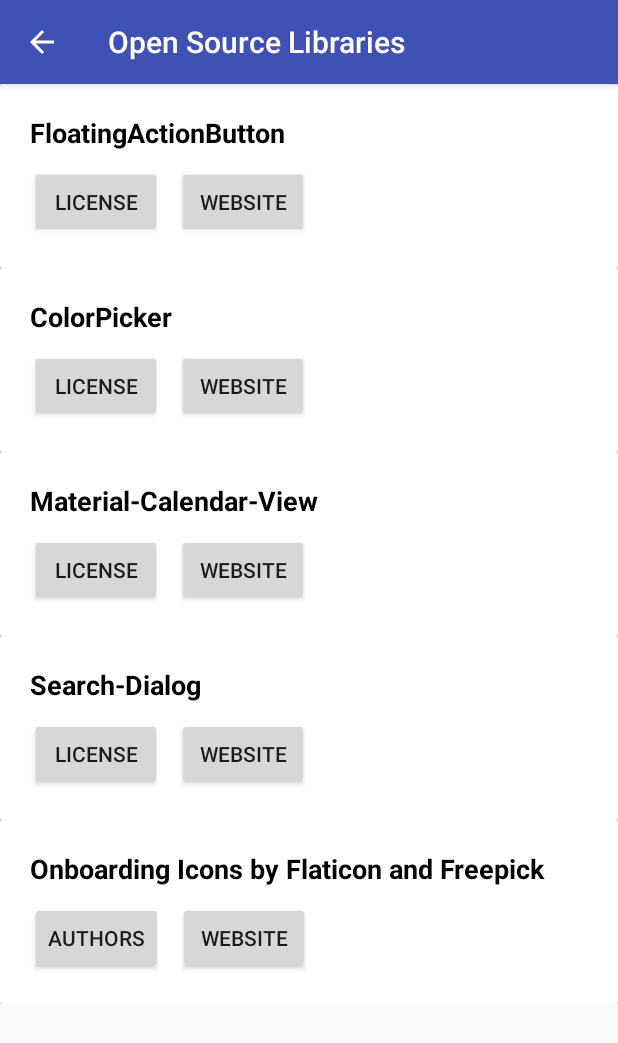
After one commit to vibindi/my-college-planner-app, an Android app: the LibraryActivity screen opened directly, with no data from a screen before it, on a phone screen of 412 x 824 dp. The commit adds this screen. Shown: the top 1043 px of the screen. Run offline under Robolectric (Android 15) with nearby library versions, the light colour scheme and no system bars.

Commit message:
Added Open Source Library Info

```diff
--- a/app/src/main/AndroidManifest.xml
+++ b/app/src/main/AndroidManifest.xml
@@ -12,7 +12,8 @@
         android:roundIcon="@mipmap/ic_temp_logo_round"
         android:supportsRtl="true"
         android:theme="@style/splashScreenTheme">
-        <activity android:name=".addContentClasses.AddPortalActivity"></activity>
+        <activity android:name=".LibraryActivity"></activity>
+        <activity android:name=".addContentClasses.AddPortalActivity" />
         <activity android:name=".MainActivity" />
         <activity android:name=".addContentClasses.AddRecActivity" />
         <activity android:name=".addContentClasses.AddCounselorActivity" />
--- /dev/null
+++ b/app/src/main/java/com/bindi/collegeplanner/LibraryActivity.java
@@ -0,0 +1,146 @@
+package com.bindi.collegeplanner;
+
+import androidx.appcompat.app.AppCompatActivity;
+
+import android.content.Intent;
+import android.net.Uri;
+import android.os.Bundle;
+import android.view.MenuItem;
+import android.view.View;
+import android.widget.Button;
+
+import com.bindi.collegeplanner.databaseClasses.Globals;
+import com.google.android.material.button.MaterialButton;
+
+public class LibraryActivity extends AppCompatActivity {
+
+    Globals globals = Globals.getInstance();
+
+    Button fabLicense;
+    Button fabWebsite;
+
+    Button colorpickerLicense;
+    Button colorpickerWebsite;
+
+    Button materialviewLicense;
+    Button materialviewWebsite;
+
+    Button searchdialogLicense;
+    Button searchdialogWebsite;
+
+    Button flaticonLicense;
+    Button flaticonWebsite;
+
+    @Override
+    protected void onCreate(Bundle savedInstanceState) {
+        super.onCreate(savedInstanceState);
+        setTheme(R.style.DarkAppTheme);
+        setContentView(R.layout.activity_os_lib);
+        getSupportActionBar().setDisplayHomeAsUpEnabled(true);
+        setTitle("Open Source Libraries");
+
+        fabLicense = findViewById(R.id.fablicense);
+        fabLicense.setOnClickListener(new View.OnClickListener() {
+            @Override
+            public void onClick(View view) {
+                Uri uriUrl = Uri.parse("https://github.com/Clans/FloatingActionButton/blob/master/LICENSE");
+                Intent launchBrowser = new Intent(Intent.ACTION_VIEW, uriUrl);
+                startActivity(launchBrowser);
+            }
+        });
+        fabWebsite = findViewById(R.id.fabwebsite);
+        fabWebsite.setOnClickListener(new View.OnClickListener() {
+            @Override
+            public void onClick(View view) {
+                Uri uriUrl = Uri.parse("https://github.com/Clans/FloatingActionButton");
+                Intent launchBrowser = new Intent(Intent.ACTION_VIEW, uriUrl);
+                startActivity(launchBrowser);
+            }
+        });
+
+        colorpickerLicense = findViewById(R.id.colorpickerlicense);
+        colorpickerLicense.setOnClickListener(new View.OnClickListener() {
+            @Override
+            public void onClick(View view) {
+                Uri uriUrl = Uri.parse("https://github.com/jaredrummler/ColorPicker/blob/master/LICENSE");
+                Intent launchBrowser = new Intent(Intent.ACTION_VIEW, uriUrl);
+                startActivity(launchBrowser);
+            }
+        });
+        colorpickerWebsite = findViewById(R.id.colorpickerwebsite);
+        colorpickerWebsite.setOnClickListener(new View.OnClickListener() {
+            @Override
+            public void onClick(View view) {
+                Uri uriUrl = Uri.parse("https://github.com/jaredrummler/ColorPicker");
+                Intent launchBrowser = new Intent(Intent.ACTION_VIEW, uriUrl);
+                startActivity(launchBrowser);
+            }
+        });
+
+        materialviewLicense = findViewById(R.id.materialcalendarviewlicense);
+        materialviewLicense.setOnClickListener(new View.OnClickListener() {
+            @Override
+            public void onClick(View view) {
+                Uri uriUrl = Uri.parse("https://github.com/Applandeo/Material-Calendar-View/blob/master/LICENSE.md");
+                Intent launchBrowser = new Intent(Intent.ACTION_VIEW, uriUrl);
+                startActivity(launchBrowser);
+            }
+        });
+        materialviewWebsite = findViewById(R.id.materialcalendarviewwebsite);
+        materialviewWebsite.setOnClickListener(new View.OnClickListener() {
+            @Override
+            public void onClick(View view) {
+                Uri uriUrl = Uri.parse("https://github.com/Applandeo/Material-Calendar-View");
+                Intent launchBrowser = new Intent(Intent.ACTION_VIEW, uriUrl);
+                startActivity(launchBrowser);
+            }
+        });
+
+        searchdialogLicense = findViewById(R.id.searchdialoglicense);
+        searchdialogLicense.setOnClickListener(new View.OnClickListener() {
+            @Override
+            public void onClick(View view) {
+                Uri uriUrl = Uri.parse("https://github.com/mirrajabi/search-dialog/blob/master/LICENSE.md");
+                Intent launchBrowser = new Intent(Intent.ACTION_VIEW, uriUrl);
+                startActivity(launchBrowser);
+            }
+        });
+        searchdialogWebsite = findViewById(R.id.searchdialogwebsite);
+        searchdialogWebsite.setOnClickListener(new View.OnClickListener() {
+            @Override
+            public void onClick(View view) {
+                Uri uriUrl = Uri.parse("https://github.com/mirrajabi/search-dialog");
+                Intent launchBrowser = new Intent(Intent.ACTION_VIEW, uriUrl);
+                startActivity(launchBrowser);
+            }
+        });
+
+        flaticonLicense = findViewById(R.id.flaticonlicense);
+        flaticonLicense.setOnClickListener(new View.OnClickListener() {
+            @Override
+            public void onClick(View view) {
+                Uri uriUrl = Uri.parse("https://www.flaticon.com/authors/freepik");
+                Intent launchBrowser = new Intent(Intent.ACTION_VIEW, uriUrl);
+                startActivity(launchBrowser);
+            }
+        });
+        flaticonWebsite = findViewById(R.id.flaticonwebsite);
+        flaticonWebsite.setOnClickListener(new View.OnClickListener() {
+            @Override
+            public void onClick(View view) {
+                Uri uriUrl = Uri.parse("https://www.flaticon.com/");
+                Intent launchBrowser = new Intent(Intent.ACTION_VIEW, uriUrl);
+                startActivity(launchBrowser);
+            }
+        });
+
+    }
+
+    @Override
+    public boolean onOptionsItemSelected(MenuItem item) {
+        if (item.getItemId() == android.R.id.home) {
+            onBackPressed();
+        }
+        return super.onOptionsItemSelected(item);
+    }
+}
--- a/app/src/main/java/com/bindi/collegeplanner/SettingsActivity.java
+++ b/app/src/main/java/com/bindi/collegeplanner/SettingsActivity.java
@@ -111,6 +111,16 @@
                 }
             });
 
+            Preference openSourcePreference = findPreference("key_os_libraries");
+            openSourcePreference.setOnPreferenceClickListener(new Preference.OnPreferenceClickListener() {
+                @Override
+                public boolean onPreferenceClick(Preference preference) {
+                    Intent intent = new Intent(getActivity(), LibraryActivity.class);
+                    startActivity(intent);
+                    return true;
+                }
+            });
+
         }
     }
 
--- /dev/null
+++ b/app/src/main/res/layout/activity_os_lib.xml
@@ -0,0 +1,255 @@
+<?xml version="1.0" encoding="utf-8"?>
+<RelativeLayout xmlns:android="http://schemas.android.com/apk/res/android"
+    xmlns:app="http://schemas.android.com/apk/res-auto"
+    xmlns:tools="http://schemas.android.com/tools"
+    android:layout_width="match_parent"
+    android:layout_height="match_parent"
+    tools:context=".LibraryActivity">
+
+    <androidx.core.widget.NestedScrollView
+        android:layout_width="match_parent"
+        android:layout_height="match_parent">
+
+        <RelativeLayout
+            android:layout_width="match_parent"
+            android:layout_height="match_parent">
+
+            <androidx.cardview.widget.CardView
+                android:layout_width="match_parent"
+                android:layout_height="wrap_content"
+                android:id="@+id/fabcard"
+                android:background="@android:color/white">
+
+                <RelativeLayout
+                    android:layout_width="match_parent"
+                    android:layout_height="match_parent">
+
+                    <TextView
+                        android:layout_width="wrap_content"
+                        android:layout_height="wrap_content"
+                        android:text="FloatingActionButton"
+                        android:textStyle="bold"
+                        android:textColor="@android:color/black"
+                        android:layout_marginTop="20dp"
+                        android:layout_marginLeft="20dp"
+                        android:id="@+id/fabtitle"
+                        android:textSize="18sp"/>
+
+                    <Button
+                        android:layout_width="wrap_content"
+                        android:layout_height="wrap_content"
+                        android:layout_below="@id/fabtitle"
+                        android:layout_marginTop="10dp"
+                        android:layout_marginBottom="20dp"
+                        android:text="License"
+                        android:id="@+id/fablicense"
+                        android:layout_marginLeft="20dp"/>
+
+                    <Button
+                        android:layout_width="wrap_content"
+                        android:layout_height="wrap_content"
+                        android:layout_toRightOf="@+id/fablicense"
+                        android:layout_below="@+id/fabtitle"
+                        android:layout_marginTop="10dp"
+                        android:layout_marginBottom="20dp"
+                        android:text="Website"
+                        android:id="@+id/fabwebsite"
+                        android:layout_marginLeft="10dp"/>
+
+                </RelativeLayout>
+
+            </androidx.cardview.widget.CardView>
+
+            <androidx.cardview.widget.CardView
+                android:layout_width="match_parent"
+                android:layout_height="wrap_content"
+                android:layout_below="@id/fabcard"
+                android:id="@+id/colorpickercard"
+                android:background="@android:color/white">
+
+                <RelativeLayout
+                    android:layout_width="match_parent"
+                    android:layout_height="match_parent">
+
+                    <TextView
+                        android:layout_width="wrap_content"
+                        android:layout_height="wrap_content"
+                        android:text="ColorPicker"
+                        android:textStyle="bold"
+                        android:textColor="@android:color/black"
+                        android:layout_marginTop="20dp"
+                        android:layout_marginLeft="20dp"
+                        android:id="@+id/colorpickertitle"
+                        android:textSize="18sp"/>
+
+                    <Button
+                        android:layout_width="wrap_content"
+                        android:layout_height="wrap_content"
+                        android:layout_below="@id/colorpickertitle"
+                        android:layout_marginTop="10dp"
+                        android:layout_marginBottom="20dp"
+                        android:text="License"
+                        android:id="@+id/colorpickerlicense"
+                        android:layout_marginLeft="20dp"/>
+
+                    <Button
+                        android:layout_width="wrap_content"
+                        android:layout_height="wrap_content"
+                        android:layout_toRightOf="@+id/colorpickerlicense"
+                        android:layout_below="@+id/colorpickertitle"
+                        android:layout_marginTop="10dp"
+                        android:layout_marginBottom="20dp"
+                        android:text="Website"
+                        android:id="@+id/colorpickerwebsite"
+                        android:layout_marginLeft="10dp"/>
+
+                </RelativeLayout>
+
+            </androidx.cardview.widget.CardView>
+
+            <androidx.cardview.widget.CardView
+                android:layout_width="match_parent"
+                android:layout_height="wrap_content"
+                android:layout_below="@id/colorpickercard"
+                android:id="@+id/materialcalendarviewcard"
+                android:background="@android:color/white">
+
+                <RelativeLayout
+                    android:layout_width="match_parent"
+                    android:layout_height="match_parent">
+
+                    <TextView
+                        android:layout_width="wrap_content"
+                        android:layout_height="wrap_content"
+                        android:text="Material-Calendar-View"
+                        android:textStyle="bold"
+                        android:textColor="@android:color/black"
+                        android:layout_marginTop="20dp"
+                        android:layout_marginLeft="20dp"
+                        android:id="@+id/materialcalendarviewtitle"
+                        android:textSize="18sp"/>
+
+                    <Button
+                        android:layout_width="wrap_content"
+                        android:layout_height="wrap_content"
+                        android:layout_below="@id/materialcalendarviewtitle"
+                        android:layout_marginTop="10dp"
+                        android:layout_marginBottom="20dp"
+                        android:text="License"
+                        android:id="@+id/materialcalendarviewlicense"
+                        android:layout_marginLeft="20dp"/>
+
+                    <Button
+                        android:layout_width="wrap_content"
+                        android:layout_height="wrap_content"
+                        android:layout_toRightOf="@+id/materialcalendarviewlicense"
+                        android:layout_below="@+id/materialcalendarviewtitle"
+                        android:layout_marginTop="10dp"
+                        android:layout_marginBottom="20dp"
+                        android:text="Website"
+                        android:id="@+id/materialcalendarviewwebsite"
+                        android:layout_marginLeft="10dp"/>
+
+                </RelativeLayout>
+
+            </androidx.cardview.widget.CardView>
+
+            <androidx.cardview.widget.CardView
+                android:layout_width="match_parent"
+                android:layout_height="wrap_content"
+                android:layout_below="@id/materialcalendarviewcard"
+                android:id="@+id/searchdialogcard"
+                android:background="@android:color/white">
+
+                <RelativeLayout
+                    android:layout_width="match_parent"
+                    android:layout_height="match_parent">
+
+                    <TextView
+                        android:layout_width="wrap_content"
+                        android:layout_height="wrap_content"
+                        android:text="Search-Dialog"
+                        android:textStyle="bold"
+                        android:textColor="@android:color/black"
+                        android:layout_marginTop="20dp"
+                        android:layout_marginLeft="20dp"
+                        android:id="@+id/searchdialogtitle"
+                        android:textSize="18sp"/>
+
+                    <Button
+                        android:layout_width="wrap_content"
+                        android:layout_height="wrap_content"
+                        android:layout_below="@id/searchdialogtitle"
+                        android:layout_marginTop="10dp"
+                        android:layout_marginBottom="20dp"
+                        android:text="License"
+                        android:id="@+id/searchdialoglicense"
+                        android:layout_marginLeft="20dp"/>
+
+                    <Button
+                        android:layout_width="wrap_content"
+                        android:layout_height="wrap_content"
+                        android:layout_toRightOf="@+id/searchdialoglicense"
+                        android:layout_below="@+id/searchdialogtitle"
+                        android:layout_marginTop="10dp"
+                        android:layout_marginBottom="20dp"
+                        android:text="Website"
+                        android:id="@+id/searchdialogwebsite"
+                        android:layout_marginLeft="10dp"/>
+
+                </RelativeLayout>
+
+            </androidx.cardview.widget.CardView>
+
+            <androidx.cardview.widget.CardView
+                android:layout_width="match_parent"
+                android:layout_height="wrap_content"
+                android:layout_below="@id/searchdialogcard"
+                android:id="@+id/flaticoncard"
+                android:background="@android:color/white">
+
+                <RelativeLayout
+                    android:layout_width="match_parent"
+                    android:layout_height="match_parent">
+
+                    <TextView
+                        android:layout_width="wrap_content"
+                        android:layout_height="wrap_content"
+                        android:text="Onboarding Icons by Flaticon and Freepick"
+                        android:textStyle="bold"
+                        android:textColor="@android:color/black"
+                        android:layout_marginTop="20dp"
+                        android:layout_marginLeft="20dp"
+                        android:id="@+id/flaticontitle"
+                        android:textSize="18sp"/>
+
+                    <Button
+                        android:layout_width="wrap_content"
+                        android:layout_height="wrap_content"
+                        android:layout_below="@id/flaticontitle"
+                        android:layout_marginTop="10dp"
+                        android:layout_marginBottom="20dp"
+                        android:text="Authors"
+                        android:id="@+id/flaticonlicense"
+                        android:layout_marginLeft="20dp"/>
+
+                    <Button
+                        android:layout_width="wrap_content"
+                        android:layout_height="wrap_content"
+                        android:layout_toRightOf="@+id/flaticonlicense"
+                        android:layout_below="@+id/flaticontitle"
+                        android:layout_marginTop="10dp"
+                        android:layout_marginBottom="20dp"
+                        android:text="Website"
+                        android:id="@+id/flaticonwebsite"
+                        android:layout_marginLeft="10dp"/>
+
+                </RelativeLayout>
+
+            </androidx.cardview.widget.CardView>
+
+        </RelativeLayout>
+
+    </androidx.core.widget.NestedScrollView>
+
+</RelativeLayout>
```
